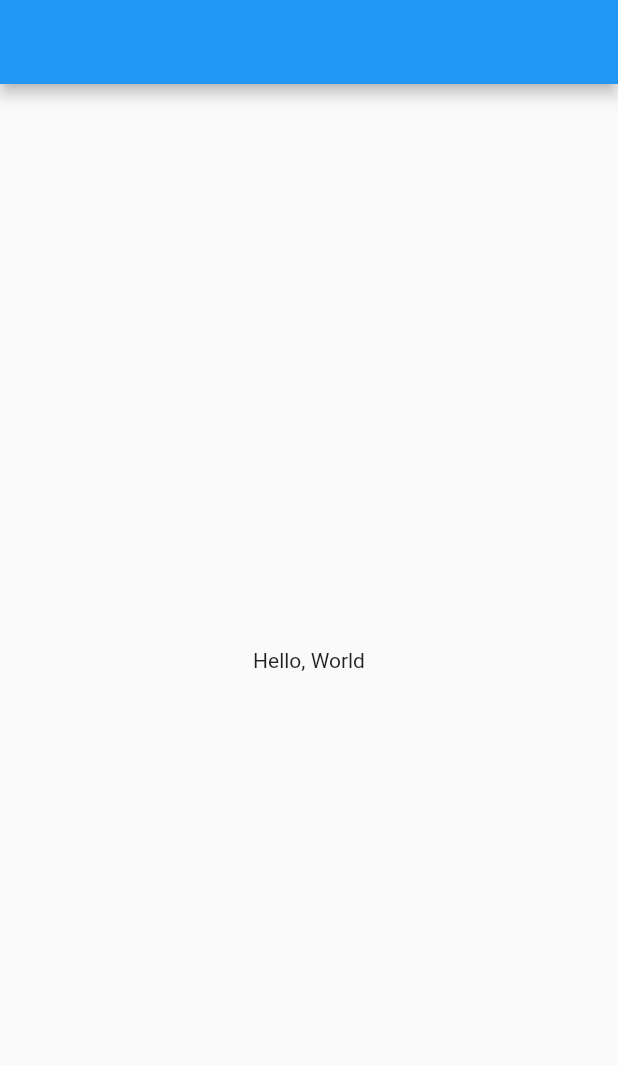
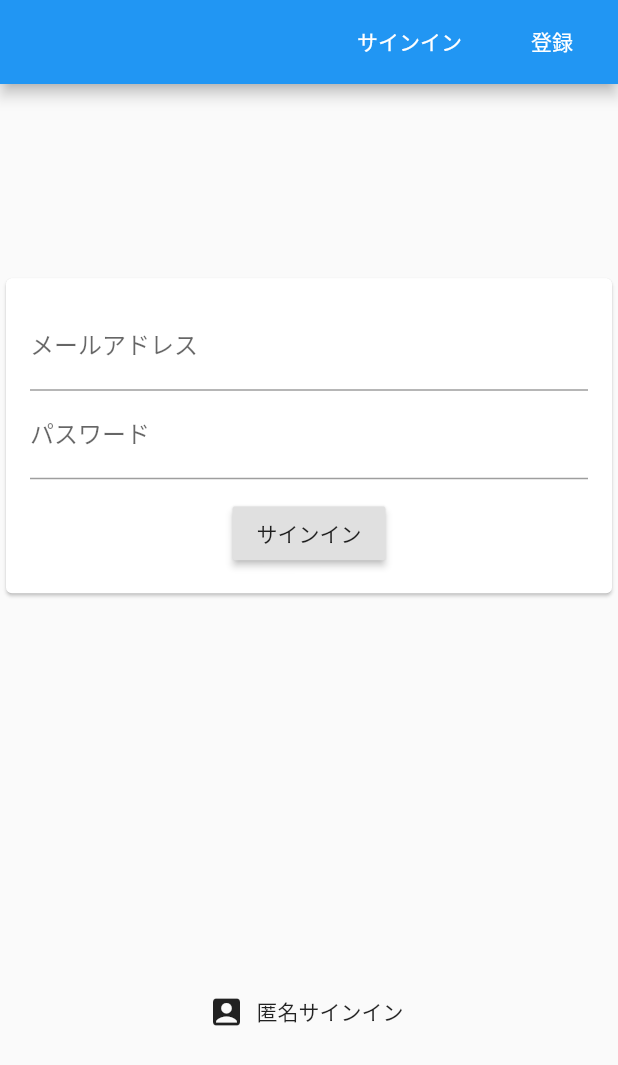
Before and after one commit to h-sekiyama/boxing_vote, a Flutter app: the screen it shows after launch, on a phone screen of 412 x 824 dp. Shown: the top 1065 px of the screen. Run offline on Flutter 3.47's test engine with Material 2 defaults, Android fonts, the light colour scheme and no system bars; our stand-ins replace email_validator, firebase_auth, firebase_core, flushbar; accounts and stored records are empty.

Commit message:
Eメール認証追加

```diff
--- a/lib/main.dart
+++ b/lib/main.dart
@@ -1,8 +1,12 @@
 import 'package:flutter/material.dart';
+import 'package:firebase_core/firebase_core.dart';
+import 'widgets/auth/auth_check.dart';
 
-import './screens/home_screen.dart';
-
-void main() {
+void main() async {
+  // これがないとエラーが出ます
+  WidgetsFlutterBinding.ensureInitialized();
+  // Firebaseのサービスを使う前に初期化を行います
+  await Firebase.initializeApp();
   runApp(MyApp());
 }
 
@@ -15,7 +19,7 @@ class MyApp extends StatelessWidget {
       theme: ThemeData(
         primarySwatch: Colors.blue,
       ),
-      home: HomeScreen(),
+      home: AuthCheck(),
     );
   }
 }
--- /dev/null
+++ b/lib/screens/auth_screen.dart
@@ -0,0 +1,61 @@
+import 'package:flutter/material.dart';
+
+import '../widgets/auth/signin_anonymously_button.dart';
+import '../widgets/auth/email_sign_up_form.dart';
+import '../widgets/auth/email_sign_in_form.dart';
+
+class AuthScreen extends StatefulWidget {
+  @override
+  _AuthScreenState createState() => _AuthScreenState();
+}
+
+class _AuthScreenState extends State<AuthScreen> {
+  var _isSignIn = true;
+
+  @override
+  Widget build(BuildContext context) {
+    return Scaffold(
+      appBar: AppBar(
+        actions: [
+          FlatButton(
+            onPressed: () {
+              setState(() {
+                _isSignIn = true;
+              });
+            },
+            child: Text(
+              "サインイン",
+              style: TextStyle(
+                color: Colors.white,
+              ),
+            ),
+          ),
+          FlatButton(
+            onPressed: () {
+              setState(() {
+                _isSignIn = false;
+              });
+            },
+            child: Text(
+              "登録",
+              style: TextStyle(
+                color: Colors.white,
+              ),
+            ),
+          )
+        ],
+      ),
+      body: Center(
+        child: _isSignIn
+            ? Column(
+                mainAxisAlignment: MainAxisAlignment.spaceAround,
+                children: [
+                  EmailSignInForm(),
+                  SignInAnonymouslyButton(),
+                ],
+              )
+            : EmailSignUpForm(),
+      ),
+    );
+  }
+}
--- a/lib/widgets/auth/auth_check.dart
+++ b/lib/widgets/auth/auth_check.dart
@@ -1,8 +1,9 @@
 import 'package:flutter/material.dart';
 import 'package:firebase_auth/firebase_auth.dart';
 
-import '../../../screens/home_screen.dart';
-import '../../../screens/splash_screen.dart';
+import '../../screens/home_screen.dart';
+// import '../../screens/splash_screen.dart';
+import '../../screens/auth_screen.dart';
 
 class AuthCheck extends StatelessWidget {
   @override
@@ -14,8 +15,8 @@ class AuthCheck extends StatelessWidget {
           // 認証ずみ
           return HomeScreen();
         } else {
-          // スプラッシュスクリーン
-          return SplashScreen();
+          // 認証画面へ変更
+          return AuthScreen();
         }
       },
     );
--- /dev/null
+++ b/lib/widgets/auth/email_sign_in_form.dart
@@ -0,0 +1,127 @@
+import 'package:flutter/material.dart';
+import 'package:firebase_auth/firebase_auth.dart';
+import 'package:email_validator/email_validator.dart';
+import 'package:flutter/services.dart';
+import 'package:flushbar/flushbar.dart';
+
+class EmailSignInForm extends StatefulWidget {
+  @override
+  _EmailSignInFormState createState() => _EmailSignInFormState();
+}
+
+class _EmailSignInFormState extends State<EmailSignInForm> {
+  final _formKey = GlobalKey<FormState>();
+
+  var _isLoading = false;
+  var _email = "";
+  var _password = "";
+
+  Future<void> _signIn() async {
+    // 登録結果を格納する
+    // バリデーションを実行
+    var isValid = _formKey.currentState?.validate();
+    // キーボードを閉じる
+    FocusScope.of(context).unfocus();
+
+    // バリデーションに問題がなければ登録
+    if (isValid != null) {
+      if (isValid) {
+        try {
+          setState(() {
+            _isLoading = true;
+          });
+          // formの内容を保存
+          _formKey.currentState?.save();
+
+          // 変更部分！サインインを実行
+          UserCredential authResult = await FirebaseAuth.instance
+              .signInWithEmailAndPassword(email: _email, password: _password);
+
+          // 登録に成功したユーザ情情報も取得可能
+          print(authResult.user?.uid);
+        } on PlatformException catch (err) {
+          var message = 'エラーが発生しました。認証情報を確認してください。';
+          if (err.message != null) {
+            message = err.message!;
+          }
+          _showErrorFlash(message);
+          setState(() {
+            _isLoading = false;
+          });
+        } catch (err) {
+          print(err);
+          setState(() {
+            _isLoading = false;
+          });
+        }
+      }
+    }
+  }
+
+  void _showErrorFlash(String message) {
+    Flushbar(
+      message: message,
+      backgroundColor: Colors.red,
+      margin: EdgeInsets.all(8),
+      borderRadius: 8,
+      duration: Duration(seconds: 3),
+    )..show(context);
+  }
+
+  @override
+  Widget build(BuildContext context) {
+    return Card(
+      child: Padding(
+        child: Form(
+          key: _formKey,
+          child: Column(
+            children: [
+              // メールアドレスの入力フィールド
+              TextFormField(
+                key: ValueKey("email"),
+                keyboardType: TextInputType.emailAddress,
+                decoration: InputDecoration(labelText: "メールアドレス"),
+                validator: (value) {
+                  if (!EmailValidator.validate(value)) {
+                    return "正しいメールアドレスを入力してください";
+                  }
+                  return null;
+                },
+                onSaved: (value) {
+                  _email = value!;
+                },
+              ),
+              // パスワード1の入力フィールド
+              TextFormField(
+                key: ValueKey("password"),
+                decoration: InputDecoration(labelText: "パスワード"),
+                obscureText: true,
+                validator: (value) {
+                  if (value!.isEmpty || value.length < 4) {
+                    return '最低4文字以上は入力してください';
+                  }
+                  return null;
+                },
+                onSaved: (value) {
+                  _password = value!;
+                },
+              ),
+              SizedBox(
+                height: 12,
+              ),
+              _isLoading
+                  ? Center(
+                      child: CircularProgressIndicator(),
+                    )
+                  : RaisedButton(
+                      child: Text("サインイン"),
+                      onPressed: _signIn,
+                    )
+            ],
+          ),
+        ),
+        padding: EdgeInsets.all(16),
+      ),
+    );
+  }
+}
--- /dev/null
+++ b/lib/widgets/auth/signin_anonymously_button.dart
@@ -0,0 +1,32 @@
+import 'package:flutter/material.dart';
+import 'package:firebase_auth/firebase_auth.dart';
+
+class SignInAnonymouslyButton extends StatefulWidget {
+  @override
+  _SignInAnonymouslyButtonState createState() =>
+      _SignInAnonymouslyButtonState();
+}
+
+class _SignInAnonymouslyButtonState extends State<SignInAnonymouslyButton> {
+  bool _isLoading = false;
+
+  Future<void> _signInAnonymously() async {
+    setState(() {
+      _isLoading = true;
+    });
+    await FirebaseAuth.instance.signInAnonymously();
+  }
+
+  @override
+  Widget build(BuildContext context) {
+    return _isLoading
+        ? Center(
+            child: CircularProgressIndicator(),
+          )
+        : FlatButton.icon(
+            onPressed: _signInAnonymously,
+            icon: Icon(Icons.account_box),
+            label: Text("匿名サインイン"),
+          );
+  }
+}
--- a/pubspec.yaml
+++ b/pubspec.yaml
@@ -27,6 +27,9 @@ dependencies:
   firebase_core: ^1.0.2
   firebase_auth: ^1.0.1
   google_sign_in: ^5.0.2
+  email_validator: ^1.0.6
+  flushbar: ^1.10.4
+  auto_size_text: ^3.0.0-nullsafety.0
 
 
   # The following adds the Cupertino Icons font to your application.
```
Also changed, not shown: lib/screens/home_screen.dart (+18 -1 lines), lib/screens/splash_screen.dart (+19 -2 lines), lib/widgets/auth/email_sign_up_form.dart (added, +148 -0 lines), pubspec.lock, 1 other file.
